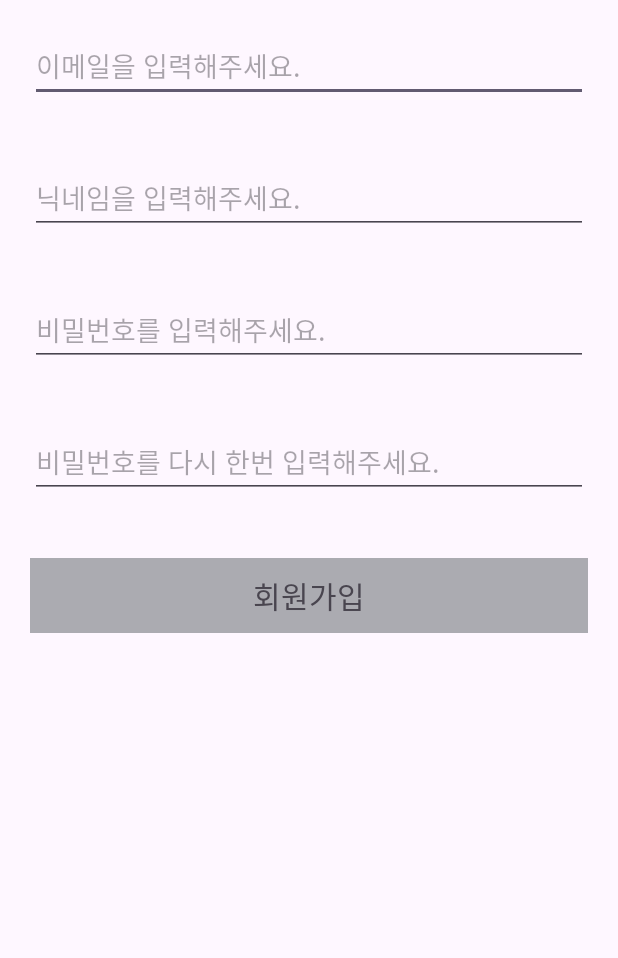
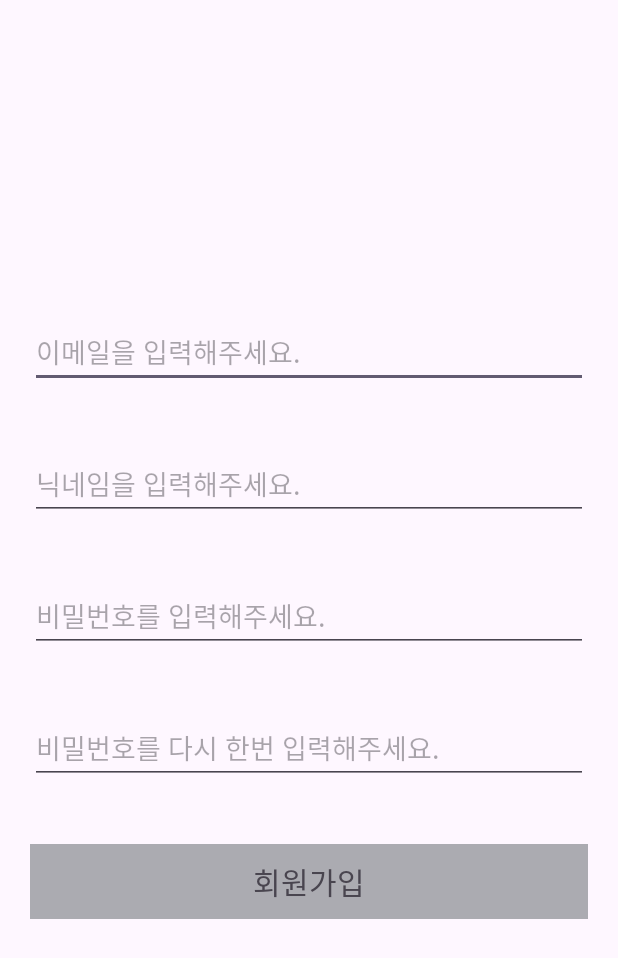
Before and after one commit to dongdongjae/Login, an Android app: the SignupActivity screen opened directly, with no data from a screen before it, on a phone screen of 412 x 824 dp. Shown: the top 958 px of the screen. Run offline under Robolectric (Android 15) with nearby library versions, the phone set to English and light mode, and no system bars.

Commit message:
RelativeLayout 추가 및 LineqrLayout centerInParent 속성 추가

```diff
--- a/app/src/main/res/layout/activity_signup.xml
+++ b/app/src/main/res/layout/activity_signup.xml
@@ -1,19 +1,23 @@
 <?xml version="1.0" encoding="utf-8"?>
-<androidx.appcompat.widget.LinearLayoutCompat xmlns:android="http://schemas.android.com/apk/res/android"
-    xmlns:app="http://schemas.android.com/apk/res-auto"
+<RelativeLayout xmlns:android="http://schemas.android.com/apk/res/android"
     xmlns:tools="http://schemas.android.com/tools"
     android:layout_width="match_parent"
     android:layout_height="match_parent"
-    android:orientation="vertical"
     tools:context=".SignupActivity">
+
+    <androidx.appcompat.widget.LinearLayoutCompat
+        android:layout_width="match_parent"
+        android:layout_height="wrap_content"
+        android:layout_centerInParent="true"
+        android:orientation="vertical">
 
         <EditText
             android:id="@+id/signup_edit_email"
             android:layout_width="match_parent"
             android:layout_height="wrap_content"
             android:layout_margin="20dp"
-        android:inputType="textEmailAddress"
-        android:hint="이메일을 입력해주세요." />
+            android:hint="이메일을 입력해주세요."
+            android:inputType="textEmailAddress" />
 
         <EditText
             android:id="@+id/signup_edit_username"
@@ -27,26 +31,27 @@
             android:layout_width="match_parent"
             android:layout_height="wrap_content"
             android:layout_margin="20dp"
-        android:inputType="textPassword"
-        android:hint="비밀번호를 입력해주세요." />
+            android:hint="비밀번호를 입력해주세요."
+            android:inputType="textPassword" />
 
         <EditText
             android:id="@+id/signup_edit_password2"
             android:layout_width="match_parent"
             android:layout_height="wrap_content"
             android:layout_margin="20dp"
-        android:inputType="textPassword"
-        android:hint="비밀번호를 다시 한번 입력해주세요." />
+            android:hint="비밀번호를 다시 한번 입력해주세요."
+            android:inputType="textPassword" />
 
         <TextView
             android:id="@+id/signup_button"
             android:layout_width="match_parent"
             android:layout_height="50dp"
-        android:text="회원가입"
+            android:layout_margin="20dp"
             android:background="@color/material_dynamic_neutral70"
             android:gravity="center"
-        android:textSize="20sp"
-        android:layout_margin="20dp"
-        />
+            android:text="회원가입"
+            android:textSize="20sp" />
 
     </androidx.appcompat.widget.LinearLayoutCompat>
+
+</RelativeLayout>
```
Also changed, not shown: app/src/main/res/layout/activity_home.xml (+12 -9 lines), app/src/main/res/layout/activity_login.xml (+16 -11 lines), app/src/main/res/layout/activity_main.xml (+12 -5 lines). Lines whose indentation alone changed are shown as unchanged.
